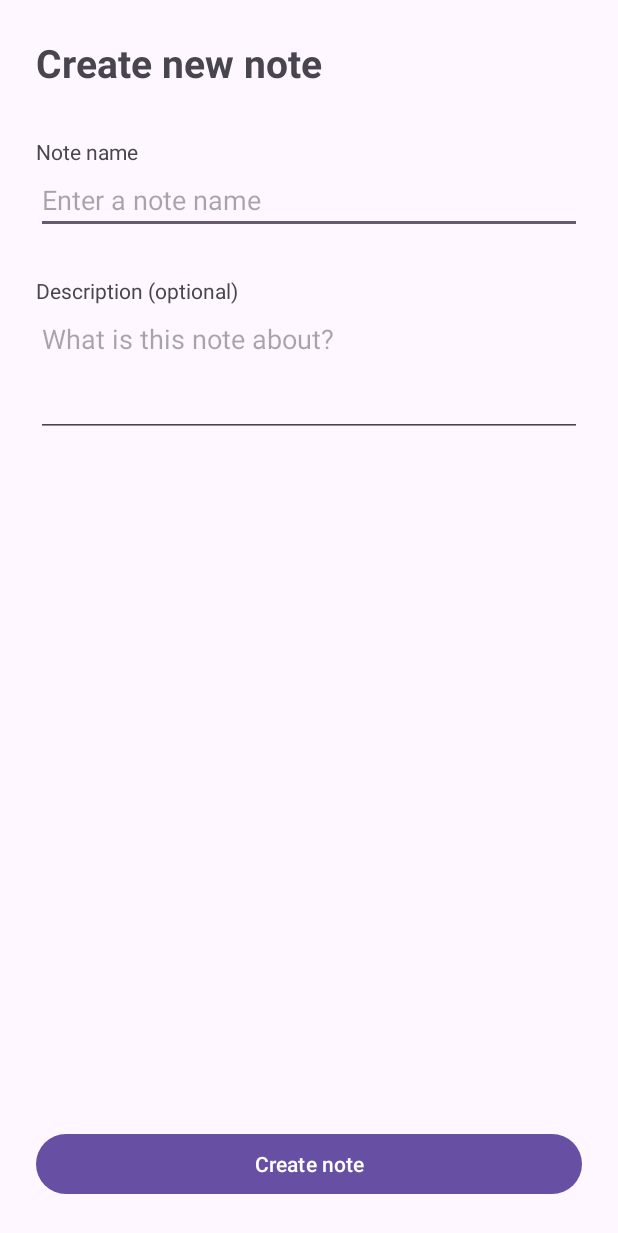
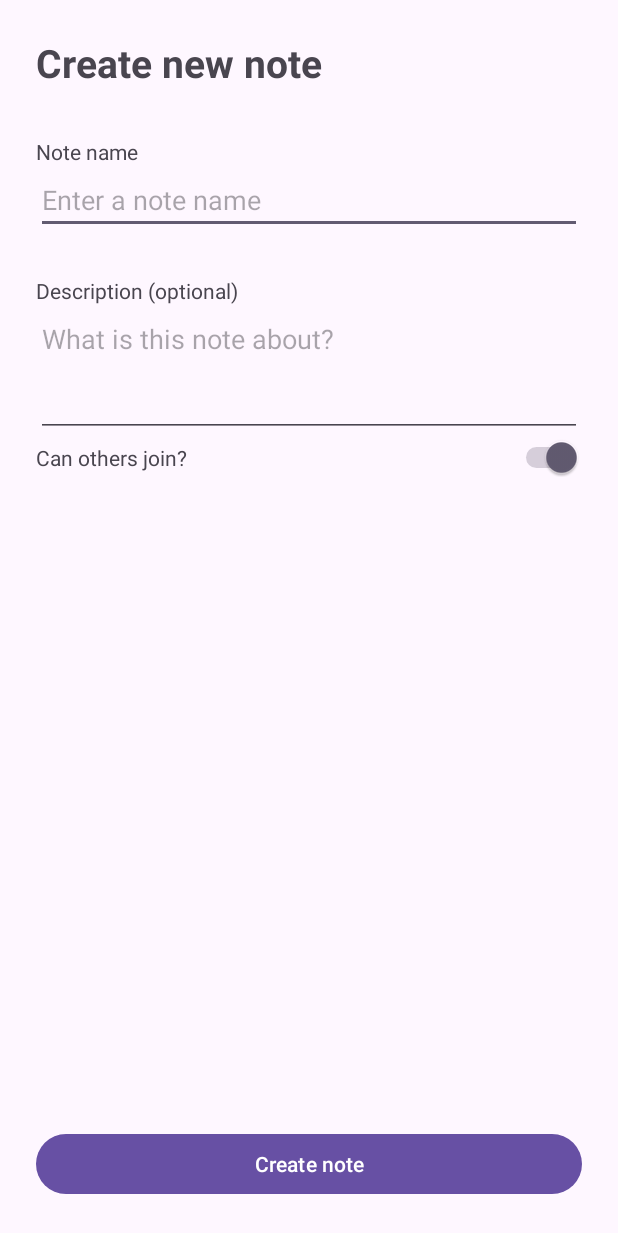
Before and after one commit to karal63/real-time-notes, an Android app: the SecondActivity screen opened directly, with no data from a screen before it, after a tap on "+ New note", on a phone screen of 412 x 824 dp. Shown: the top 1233 px of the screen. Run offline under Robolectric (Android 15) with nearby library versions, the phone set to English and light mode, and no system bars.

Commit message:
Add allow others switch

```diff
--- a/app/src/main/java/com/example/real_time_notes/CreateNoteActivity.kt
+++ b/app/src/main/java/com/example/real_time_notes/CreateNoteActivity.kt
@@ -5,6 +5,7 @@ import android.content.Intent
 import android.os.Bundle
 import android.widget.Button
 import android.widget.EditText
+import android.widget.Switch
 import androidx.activity.enableEdgeToEdge
 import androidx.appcompat.app.AppCompatActivity
 import androidx.core.view.ViewCompat
@@ -14,6 +15,7 @@ class CreateNoteActivity : AppCompatActivity() {
     companion object {
         const val EXTRA_NOTE_TITLE = "com.example.real_time_notes.NOTE_TITLE"
         const val EXTRA_NOTE_DESCRIPTION = "com.example.real_time_notes.NOTE_DESCRIPTION"
+        const val EXTRA_NOTE_ALLOW_OTHERS = "com.example.real_time_notes.NOTE_ALLOW_OTHERS"
     }
 
     override fun onCreate(savedInstanceState: Bundle?) {
@@ -29,8 +31,11 @@ class CreateNoteActivity : AppCompatActivity() {
 
         val titleField = findViewById<EditText>(R.id.note_name_input)
         val descriptionField = findViewById<EditText>(R.id.note_description_input)
+        val allowOthersField = findViewById<Switch>(R.id.allow_others_switch)
+
         findViewById<Button>(R.id.create_note_button).setOnClickListener {
             val title = titleField.text.toString().trim()
+
             if (title.isEmpty()) {
                 titleField.error = getString(R.string.note_name_required)
                 return@setOnClickListener
@@ -39,6 +44,7 @@ class CreateNoteActivity : AppCompatActivity() {
             val result = Intent().apply {
                 putExtra(EXTRA_NOTE_TITLE, title)
                 putExtra(EXTRA_NOTE_DESCRIPTION, descriptionField.text.toString().trim())
+                putExtra(EXTRA_NOTE_ALLOW_OTHERS, allowOthersField.isChecked)
             }
             setResult(Activity.RESULT_OK, result)
             finish()
--- a/app/src/main/java/com/example/real_time_notes/Note.kt
+++ b/app/src/main/java/com/example/real_time_notes/Note.kt
@@ -1,3 +1,3 @@
 package com.example.real_time_notes
 
-data class Note(val title: String, val description: String)
+data class Note(val title: String, val description: String, val allowOthers: Boolean)
--- a/app/src/main/java/com/example/real_time_notes/SecondActivity.kt
+++ b/app/src/main/java/com/example/real_time_notes/SecondActivity.kt
@@ -19,6 +19,7 @@ class SecondActivity : AppCompatActivity() {
         const val EXTRA_GUEST_NAME = "com.example.real_time_notes.GUEST_NAME"
         private const val STATE_TITLES = "note_titles"
         private const val STATE_DESCRIPTIONS = "note_descriptions"
+        private const val STATE_ALLOW_OTHERS = "note_allow_others"
     }
 
     private val notes = mutableListOf<Note>()
@@ -30,8 +31,9 @@ class SecondActivity : AppCompatActivity() {
 
         val title = result.data?.getStringExtra(CreateNoteActivity.EXTRA_NOTE_TITLE).orEmpty()
         val description = result.data?.getStringExtra(CreateNoteActivity.EXTRA_NOTE_DESCRIPTION).orEmpty()
+        val allowOthers = result.data?.getBooleanExtra(CreateNoteActivity.EXTRA_NOTE_ALLOW_OTHERS, false) ?: false
         if (title.isNotBlank()) {
-            notes.add(0, Note(title, description))
+            notes.add(0, Note(title, description, allowOthers))
             showNotes()
         }
     }
@@ -51,12 +53,19 @@ class SecondActivity : AppCompatActivity() {
         findViewById<TextView>(R.id.welcome_text).text = getString(R.string.welcome_guest, guestName)
 
         if (savedInstanceState == null) {
-            notes.add(Note(getString(R.string.sample_note_one), getString(R.string.sample_description_one)))
-            notes.add(Note(getString(R.string.sample_note_two), getString(R.string.sample_description_two)))
+            notes.add(Note(getString(R.string.sample_note_one), getString(R.string.sample_description_one), true))
+            notes.add(Note(getString(R.string.sample_note_two), getString(R.string.sample_description_two), true))
         } else {
             val titles = savedInstanceState.getStringArrayList(STATE_TITLES).orEmpty()
             val descriptions = savedInstanceState.getStringArrayList(STATE_DESCRIPTIONS).orEmpty()
-            notes.addAll(titles.zip(descriptions).map { (title, description) -> Note(title, description) })
+            val allowOthers = savedInstanceState.getBooleanArray(STATE_ALLOW_OTHERS) ?: booleanArrayOf()
+            notes.addAll(titles.indices.map { index ->
+                Note(
+                    titles[index],
+                    descriptions.getOrElse(index) { "" },
+                    allowOthers.getOrElse(index) { false }
+                )
+            })
         }
         showNotes()
 
@@ -71,6 +80,7 @@ class SecondActivity : AppCompatActivity() {
     override fun onSaveInstanceState(outState: Bundle) {
         outState.putStringArrayList(STATE_TITLES, ArrayList(notes.map { it.title }))
         outState.putStringArrayList(STATE_DESCRIPTIONS, ArrayList(notes.map { it.description }))
+        outState.putBooleanArray(STATE_ALLOW_OTHERS, notes.map { it.allowOthers }.toBooleanArray())
         super.onSaveInstanceState(outState)
     }
 
--- a/app/src/main/res/layout/activity_create_note.xml
+++ b/app/src/main/res/layout/activity_create_note.xml
@@ -64,6 +64,27 @@
                     android:hint="@string/description_hint"
                     android:inputType="textCapSentences|textMultiLine"
                     android:minLines="3" />
+
+                <LinearLayout
+                    android:layout_width="match_parent"
+                    android:layout_height="wrap_content"
+                    android:gravity="center_vertical"
+                    android:orientation="horizontal">
+
+                    <TextView
+                        android:layout_width="0dp"
+                        android:layout_height="wrap_content"
+                        android:layout_weight="1"
+                        android:labelFor="@id/allow_others_switch"
+                        android:text="@string/can_others_join" />
+
+                    <Switch
+                        android:id="@+id/allow_others_switch"
+                        android:layout_width="wrap_content"
+                        android:layout_height="wrap_content"
+                        android:contentDescription="@string/can_others_join"
+                        android:checked="true"/>
+                </LinearLayout>
             </LinearLayout>
         </ScrollView>
 
--- a/app/src/main/res/values/strings.xml
+++ b/app/src/main/res/values/strings.xml
@@ -17,6 +17,7 @@
     <string name="description_optional">Description (optional)</string>
     <string name="description_hint">What is this note about?</string>
     <string name="create_note">Create note</string>
+    <string name="can_others_join">Can others join?</string>
     <string name="note_name_required">Enter a note name first</string>
     <string name="sample_note_one">Note 1</string>
     <string name="sample_description_one">Ideas for the project</string>
```
